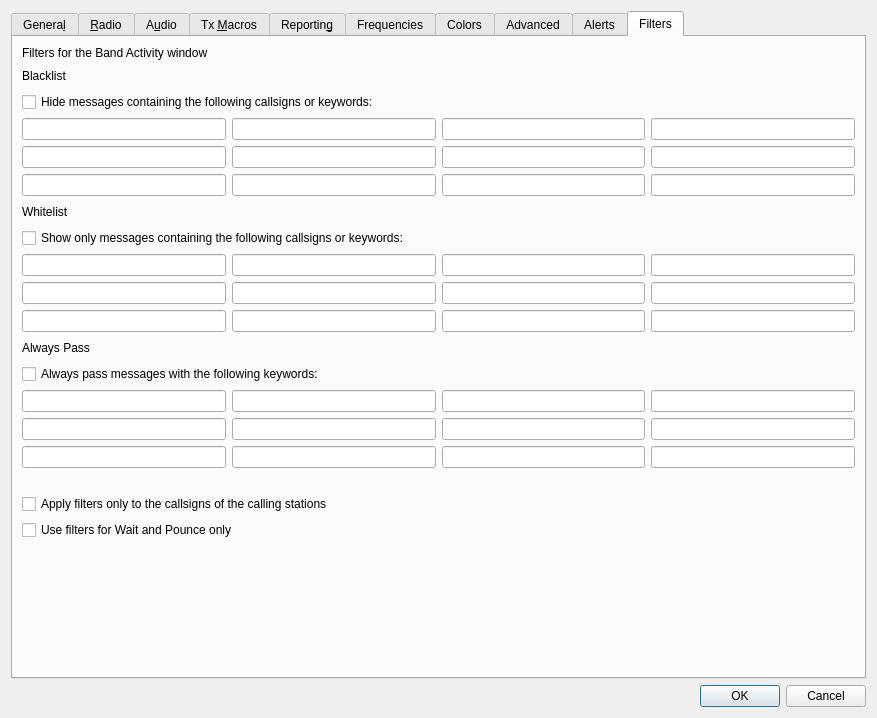
Before: the Qt Designer form Configuration_Alerts_PLUS.ui in uaro-radio/wsjtx, drawn with Qt 5.
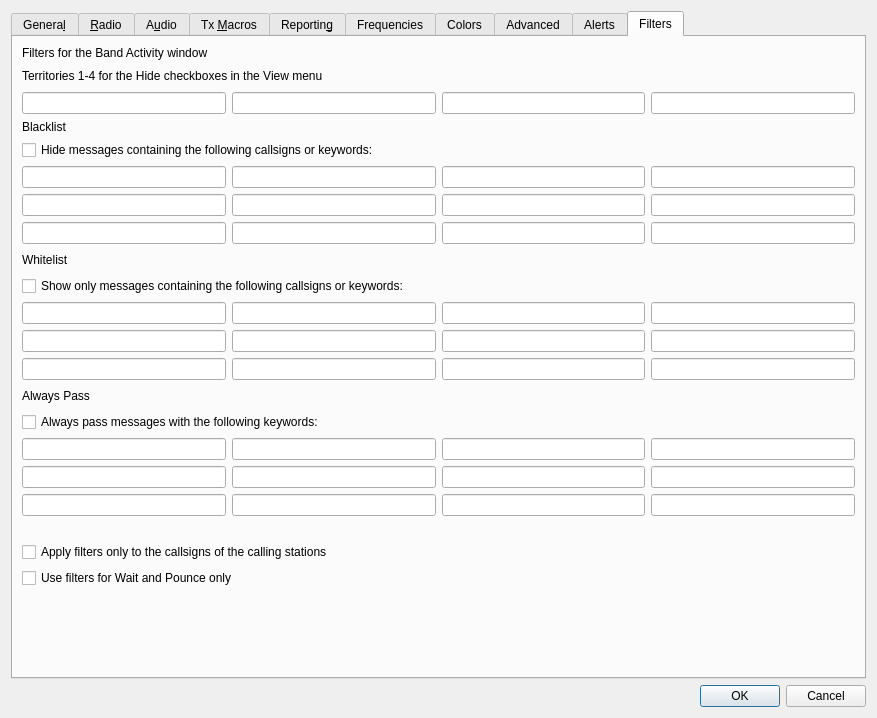
After: the same form once the commit is applied. The open tabs and pages were chosen to show the change. Custom widgets are drawn as their Qt base class.

Commit message: Filters: Add filtering for B4 callsigns, countries and continents.

Patch:
```diff
--- a/Configuration_Alerts_PLUS.ui
+++ b/Configuration_Alerts_PLUS.ui
@@ -3800,81 +3800,39 @@
       <layout class="QGridLayout" name="gridLayout_13">
        <item row="0" column="0">
         <layout class="QGridLayout" name="gridLayout_19">
-         <item row="10" column="2">
-          <widget class="QLineEdit" name="Whitelist11"/>
-         </item>
-         <item row="8" column="0">
-          <widget class="QLineEdit" name="Whitelist1"/>
-         </item>
-         <item row="6" column="0" colspan="4" alignment="Qt::AlignBottom">
-          <widget class="QLabel" name="whitelist_label">
-           <property name="sizePolicy">
-            <sizepolicy hsizetype="Preferred" vsizetype="Preferred">
-             <horstretch>0</horstretch>
-             <verstretch>0</verstretch>
-            </sizepolicy>
-           </property>
-           <property name="minimumSize">
-            <size>
-             <width>0</width>
-             <height>20</height>
-            </size>
-           </property>
-           <property name="text">
-            <string>Whitelist</string>
-           </property>
-          </widget>
-         </item>
-         <item row="14" column="1">
-          <widget class="QLineEdit" name="Pass6"/>
-         </item>
-         <item row="10" column="1">
-          <widget class="QLineEdit" name="Whitelist10"/>
-         </item>
-         <item row="14" column="0">
-          <widget class="QLineEdit" name="Pass5"/>
-         </item>
-         <item row="13" column="3">
+         <item row="15" column="3">
           <widget class="QLineEdit" name="Pass4"/>
          </item>
-         <item row="3" column="2">
-          <widget class="QLineEdit" name="Blacklist3"/>
+         <item row="9" column="0" colspan="4">
+          <widget class="QCheckBox" name="cbWhitelist">
+           <property name="text">
+            <string>Show only messages containing the following callsigns or keywords:</string>
+           </property>
+          </widget>
          </item>
-         <item row="9" column="2">
-          <widget class="QLineEdit" name="Whitelist7"/>
+         <item row="17" column="2">
+          <widget class="QLineEdit" name="Pass11"/>
          </item>
-         <item row="3" column="0">
-          <widget class="QLineEdit" name="Blacklist1"/>
-         </item>
-         <item row="13" column="2">
-          <widget class="QLineEdit" name="Pass3"/>
-         </item>
-         <item row="5" column="0">
-          <widget class="QLineEdit" name="Blacklist9"/>
-         </item>
-         <item row="1" column="0" colspan="4" alignment="Qt::AlignBottom">
-          <widget class="QLabel" name="blacklist_label">
-           <property name="sizePolicy">
-            <sizepolicy hsizetype="Preferred" vsizetype="Preferred">
-             <horstretch>0</horstretch>
-             <verstretch>0</verstretch>
-            </sizepolicy>
-           </property>
-           <property name="minimumSize">
-            <size>
-             <width>0</width>
-             <height>20</height>
-            </size>
-           </property>
+         <item row="14" column="0" colspan="4">
+          <widget class="QCheckBox" name="cbPass">
            <property name="text">
-            <string>Blacklist</string>
+            <string>Always pass messages with the following keywords:</string>
            </property>
           </widget>
          </item>
-         <item row="4" column="2">
+         <item row="16" column="2">
+          <widget class="QLineEdit" name="Pass7"/>
+         </item>
+         <item row="12" column="2">
+          <widget class="QLineEdit" name="Whitelist11"/>
+         </item>
+         <item row="11" column="0">
+          <widget class="QLineEdit" name="Whitelist5"/>
+         </item>
+         <item row="6" column="2">
           <widget class="QLineEdit" name="Blacklist7"/>
          </item>
-         <item row="4" column="0">
+         <item row="6" column="0">
           <widget class="QLineEdit" name="Blacklist5"/>
          </item>
          <item row="0" column="0" colspan="4">
@@ -3893,26 +3851,53 @@
            </property>
           </widget>
          </item>
-         <item row="2" column="0" colspan="4">
-          <widget class="QCheckBox" name="cbBlacklist">
+         <item row="1" column="0" colspan="4" alignment="Qt::AlignBottom">
+          <widget class="QLabel" name="territory_label">
+           <property name="sizePolicy">
+            <sizepolicy hsizetype="Preferred" vsizetype="Preferred">
+             <horstretch>0</horstretch>
+             <verstretch>0</verstretch>
+            </sizepolicy>
+           </property>
+           <property name="minimumSize">
+            <size>
+             <width>0</width>
+             <height>20</height>
+            </size>
+           </property>
            <property name="text">
-            <string>Hide messages containing the following callsigns or keywords:</string>
+            <string>Territories 1-4 for the Hide checkboxes in the View menu</string>
            </property>
           </widget>
          </item>
-         <item row="9" column="1">
+         <item row="10" column="1">
+          <widget class="QLineEdit" name="Whitelist2"/>
+         </item>
+         <item row="16" column="3">
+          <widget class="QLineEdit" name="Pass8"/>
+         </item>
+         <item row="7" column="0">
+          <widget class="QLineEdit" name="Blacklist9"/>
+         </item>
+         <item row="2" column="1">
+          <widget class="QLineEdit" name="Territory2"/>
+         </item>
+         <item row="11" column="1">
           <widget class="QLineEdit" name="Whitelist6"/>
          </item>
-         <item row="9" column="0">
-          <widget class="QLineEdit" name="Whitelist5"/>
+         <item row="2" column="0">
+          <widget class="QLineEdit" name="Territory1"/>
          </item>
-         <item row="10" column="3">
-          <widget class="QLineEdit" name="Whitelist12"/>
+         <item row="2" column="2">
+          <widget class="QLineEdit" name="Territory3"/>
          </item>
-         <item row="13" column="0">
-          <widget class="QLineEdit" name="Pass1"/>
+         <item row="16" column="1">
+          <widget class="QLineEdit" name="Pass6"/>
          </item>
-         <item row="16" column="0">
+         <item row="10" column="0">
+          <widget class="QLineEdit" name="Whitelist1"/>
+         </item>
+         <item row="18" column="0">
           <spacer name="verticalSpacer_12">
            <property name="orientation">
             <enum>Qt::Vertical</enum>
@@ -3928,16 +3913,14 @@
            </property>
           </spacer>
          </item>
-         <item row="5" column="2">
-          <widget class="QLineEdit" name="Blacklist11"/>
+         <item row="4" column="0" colspan="4">
+          <widget class="QCheckBox" name="cbBlacklist">
+           <property name="text">
+            <string>Hide messages containing the following callsigns or keywords:</string>
+           </property>
+          </widget>
          </item>
-         <item row="14" column="2">
-          <widget class="QLineEdit" name="Pass7"/>
-         </item>
-         <item row="4" column="3">
-          <widget class="QLineEdit" name="Blacklist8"/>
-         </item>
-         <item row="18" column="0" colspan="4">
+         <item row="20" column="0" colspan="4">
           <widget class="QCheckBox" name="cb_filters_for_Wait_and_Pounce_only">
            <property name="toolTip">
             <string>&lt;html&gt;&lt;head/&gt;&lt;body&gt;&lt;p&gt;Use filters for Wait and Pounce only.&lt;/p&gt;&lt;/body&gt;&lt;/html&gt;</string>
@@ -3947,23 +3930,96 @@
            </property>
           </widget>
          </item>
-         <item row="4" column="1">
+         <item row="13" column="0" colspan="4">
+          <widget class="QLabel" name="always_pass_label">
+           <property name="minimumSize">
+            <size>
+             <width>0</width>
+             <height>20</height>
+            </size>
+           </property>
+           <property name="text">
+            <string>Always Pass</string>
+           </property>
+          </widget>
+         </item>
+         <item row="8" column="0" colspan="4" alignment="Qt::AlignBottom">
+          <widget class="QLabel" name="whitelist_label">
+           <property name="sizePolicy">
+            <sizepolicy hsizetype="Preferred" vsizetype="Preferred">
+             <horstretch>0</horstretch>
+             <verstretch>0</verstretch>
+            </sizepolicy>
+           </property>
+           <property name="minimumSize">
+            <size>
+             <width>0</width>
+             <height>20</height>
+            </size>
+           </property>
+           <property name="text">
+            <string>Whitelist</string>
+           </property>
+          </widget>
+         </item>
+         <item row="5" column="2">
+          <widget class="QLineEdit" name="Blacklist3"/>
+         </item>
+         <item row="7" column="3">
+          <widget class="QLineEdit" name="Blacklist12"/>
+         </item>
+         <item row="15" column="2">
+          <widget class="QLineEdit" name="Pass3"/>
+         </item>
+         <item row="12" column="0">
+          <widget class="QLineEdit" name="Whitelist9"/>
+         </item>
+         <item row="17" column="0">
+          <widget class="QLineEdit" name="Pass9"/>
+         </item>
+         <item row="6" column="1">
           <widget class="QLineEdit" name="Blacklist6"/>
          </item>
-         <item row="19" column="0">
-          <spacer name="verticalSpacer_10">
-           <property name="orientation">
-            <enum>Qt::Vertical</enum>
-           </property>
-           <property name="sizeHint" stdset="0">
-            <size>
-             <width>20</width>
-             <height>40</height>
-            </size>
-           </property>
-          </spacer>
+         <item row="11" column="2">
+          <widget class="QLineEdit" name="Whitelist7"/>
          </item>
-         <item row="17" column="0" colspan="4">
+         <item row="2" column="3">
+          <widget class="QLineEdit" name="Territory4"/>
+         </item>
+         <item row="17" column="3">
+          <widget class="QLineEdit" name="Pass12"/>
+         </item>
+         <item row="7" column="1">
+          <widget class="QLineEdit" name="Blacklist10"/>
+         </item>
+         <item row="16" column="0">
+          <widget class="QLineEdit" name="Pass5"/>
+         </item>
+         <item row="10" column="2">
+          <widget class="QLineEdit" name="Whitelist3"/>
+         </item>
+         <item row="15" column="0">
+          <widget class="QLineEdit" name="Pass1"/>
+         </item>
+         <item row="6" column="3">
+          <widget class="QLineEdit" name="Blacklist8"/>
+         </item>
+         <item row="15" column="1">
+          <widget class="QLineEdit" name="Pass2"/>
+         </item>
+         <item row="11" column="3">
+          <widget class="QLineEdit" name="Whitelist8"/>
+         </item>
+         <item row="5" column="0">
+          <widget class="QLineEdit" name="Blacklist1"/>
+         </item>
+         <item row="12" column="1">
+          <widget class="QLineEdit" name="Whitelist10"/>
+         </item>
+         <item row="10" column="3">
+          <widget class="QLineEdit" name="Whitelist4"/>
+         </item>
+         <item row="19" column="0" colspan="4">
           <widget class="QCheckBox" name="cb_filters_for_word2">
            <property name="toolTip">
             <string>&lt;html&gt;&lt;head/&gt;&lt;body&gt;&lt;p&gt;Apply filters only to the callsigns of the calling stations. Usually the second word of the messages is analyzed, for directional calls the third word.&lt;/p&gt;&lt;/body&gt;&lt;/html&gt;</string>
@@ -3973,77 +4029,40 @@
            </property>
           </widget>
          </item>
-         <item row="8" column="1">
-          <widget class="QLineEdit" name="Whitelist2"/>
+         <item row="7" column="2">
+          <widget class="QLineEdit" name="Blacklist11"/>
          </item>
-         <item row="8" column="3">
-          <widget class="QLineEdit" name="Whitelist4"/>
+         <item row="12" column="3">
+          <widget class="QLineEdit" name="Whitelist12"/>
          </item>
-         <item row="7" column="0" colspan="4">
-          <widget class="QCheckBox" name="cbWhitelist">
-           <property name="text">
-            <string>Show only messages containing the following callsigns or keywords:</string>
+         <item row="21" column="0">
+          <spacer name="verticalSpacer_10">
+           <property name="orientation">
+            <enum>Qt::Vertical</enum>
            </property>
-          </widget>
-         </item>
-         <item row="3" column="3">
-          <widget class="QLineEdit" name="Blacklist4"/>
-         </item>
-         <item row="5" column="3">
-          <widget class="QLineEdit" name="Blacklist12"/>
-         </item>
-         <item row="14" column="3">
-          <widget class="QLineEdit" name="Pass8"/>
-         </item>
-         <item row="10" column="0">
-          <widget class="QLineEdit" name="Whitelist9"/>
-         </item>
-         <item row="8" column="2">
-          <widget class="QLineEdit" name="Whitelist3"/>
-         </item>
-         <item row="12" column="0" colspan="4">
-          <widget class="QCheckBox" name="cbPass">
-           <property name="text">
-            <string>Always pass messages with the following keywords:</string>
+           <property name="sizeHint" stdset="0">
+            <size>
+             <width>20</width>
+             <height>40</height>
+            </size>
            </property>
-          </widget>
+          </spacer>
          </item>
          <item row="5" column="1">
-          <widget class="QLineEdit" name="Blacklist10"/>
-         </item>
-         <item row="3" column="1">
           <widget class="QLineEdit" name="Blacklist2"/>
          </item>
-         <item row="11" column="0" colspan="4">
-          <widget class="QLabel" name="always_pass_label">
-           <property name="minimumSize">
-            <size>
-             <width>0</width>
-             <height>20</height>
-            </size>
-           </property>
-           <property name="text">
-            <string>Always Pass</string>
-           </property>
-          </widget>
+         <item row="5" column="3">
+          <widget class="QLineEdit" name="Blacklist4"/>
          </item>
-         <item row="13" column="1">
-          <widget class="QLineEdit" name="Pass2"/>
-         </item>
-         <item row="9" column="3">
-          <widget class="QLineEdit" name="Whitelist8"/>
-         </item>
-         <item row="15" column="0">
-          <widget class="QLineEdit" name="Pass9"/>
-         </item>
-         <item row="15" column="1">
+         <item row="17" column="1">
           <widget class="QLineEdit" name="Pass10"/>
          </item>
-         <item row="15" column="2">
-          <widget class="QLineEdit" name="Pass11"/>
-         </item>
-         <item row="15" column="3">
-          <widget class="QLineEdit" name="Pass12"/>
+         <item row="3" column="0" colspan="4">
+          <widget class="QLabel" name="blacklist_label">
+           <property name="text">
+            <string>Blacklist</string>
+           </property>
+          </widget>
          </item>
         </layout>
        </item>
```
Left out of the diff: 10 changed lines with no effect on the pictures. The commit also changes 25 other files.
